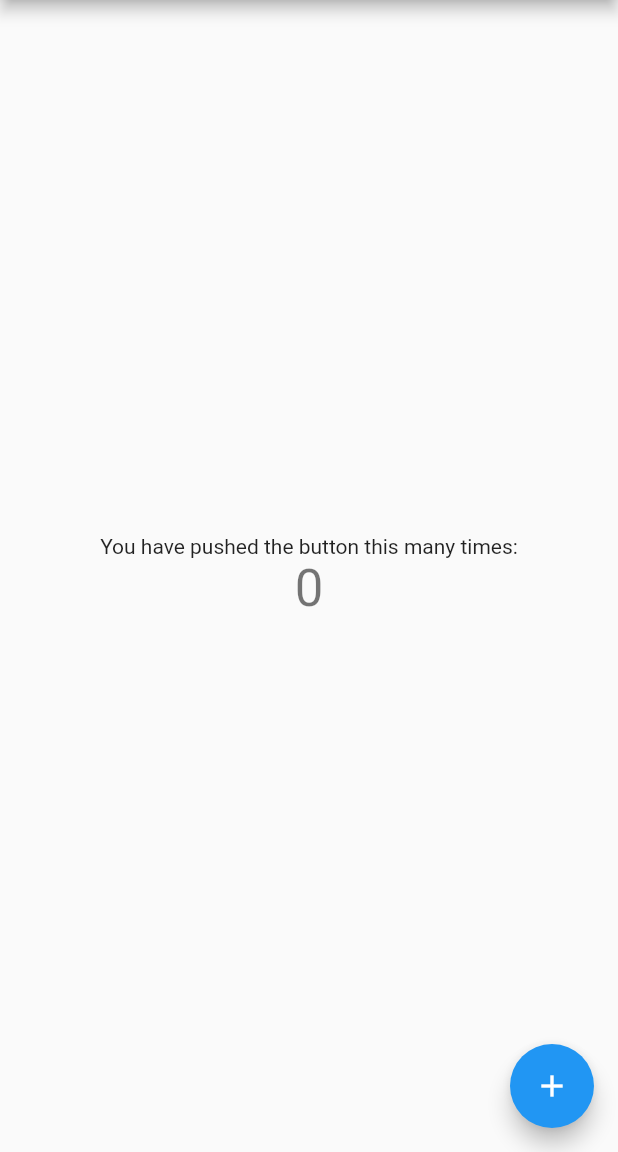
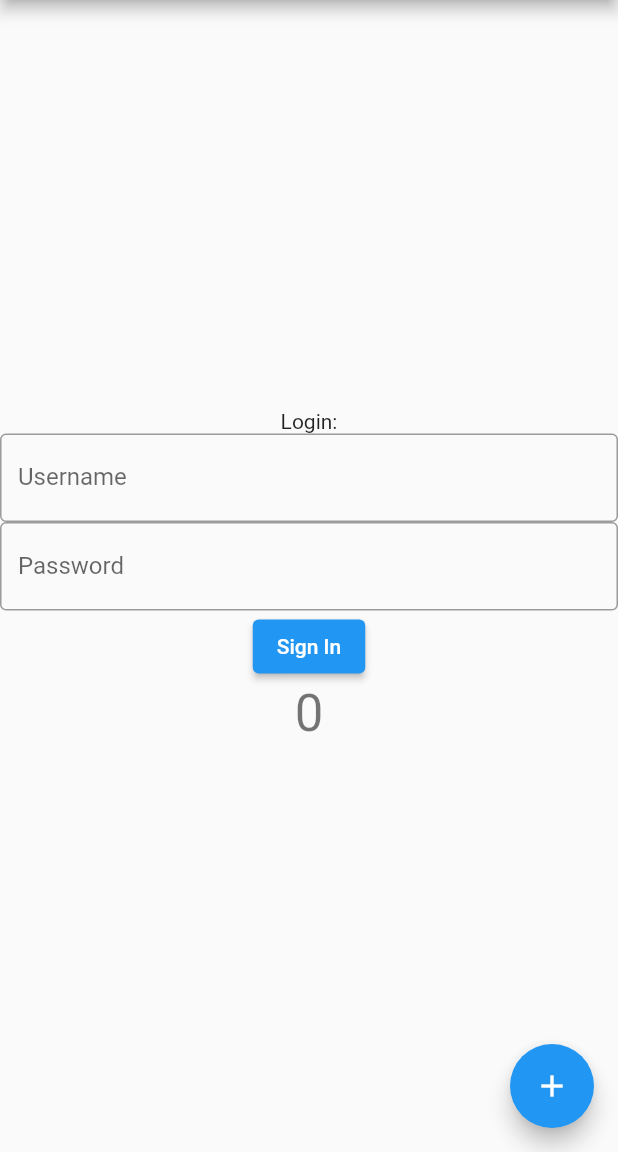
Before and after one commit to SiGMobileUIUC/car_pool_app, a Flutter app: the screen it shows after launch, on a phone screen of 412 x 824 dp, the part 84-1236 px from its top. Run offline on Flutter 3.47's test engine with Material 2 defaults, Android fonts, the phone set to English and light mode, and no system bars.

Commit message:
home page idea

```diff
--- a/car_pool_app/lib/main.dart
+++ b/car_pool_app/lib/main.dart
@@ -22,16 +22,6 @@ class MyApp extends StatelessWidget {
 
 class MyHomePage extends StatefulWidget {
   const MyHomePage({super.key, required this.title});
-
-  // This widget is the home page of your application. It is stateful, meaning
-  // that it has a State object (defined below) that contains fields that affect
-  // how it looks.
-
-  // This class is the configuration for the state. It holds the values (in this
-  // case the title) provided by the parent (in this case the App widget) and
-  // used by the build method of the State. Fields in a Widget subclass are
-  // always marked "final".
-
   final String title;
 
   @override
@@ -39,6 +29,26 @@ class MyHomePage extends StatefulWidget {
 }
 
 class _MyHomePageState extends State<MyHomePage> {
+  late TextEditingController _controller;
+  late TextEditingController _usernameController;
+  late TextEditingController _passwordController;
+
+  @override
+  void initState() {
+    super.initState();
+    _controller = TextEditingController();
+    _usernameController = TextEditingController();
+    _passwordController = TextEditingController();
+  }
+
+  @override
+  void dispose() {
+    _controller.dispose();
+    _usernameController.dispose();
+    _passwordController.dispose();
+    super.dispose();
+  }
+
   int _counter = 0;
 
   void _incrementCounter() {
@@ -54,41 +64,63 @@ class _MyHomePageState extends State<MyHomePage> {
 
   @override
   Widget build(BuildContext context) {
-    // This method is rerun every time setState is called, for instance as done
-    // by the _incrementCounter method above.
-    //
-    // The Flutter framework has been optimized to make rerunning build methods
-    // fast, so that you can just rebuild anything that needs updating rather
-    // than having to individually change instances of widgets.
     return Scaffold(
       appBar: AppBar(
-        // Here we take the value from the MyHomePage object that was created by
-        // the App.build method, and use it to set our appbar title.
         title: Text(widget.title),
       ),
       body: Center(
-        // Center is a layout widget. It takes a single child and positions it
-        // in the middle of the parent.
         child: Column(
-          // Column is also a layout widget. It takes a list of children and
-          // arranges them vertically. By default, it sizes itself to fit its
-          // children horizontally, and tries to be as tall as its parent.
-          //
-          // Invoke "debug painting" (press "p" in the console, choose the
-          // "Toggle Debug Paint" action from the Flutter Inspector in Android
-          // Studio, or the "Toggle Debug Paint" command in Visual Studio Code)
-          // to see the wireframe for each widget.
-          //
-          // Column has various properties to control how it sizes itself and
-          // how it positions its children. Here we use mainAxisAlignment to
-          // center the children vertically; the main axis here is the vertical
-          // axis because Columns are vertical (the cross axis would be
-          // horizontal).
           mainAxisAlignment: MainAxisAlignment.center,
           children: <Widget>[
             const Text(
-              'You have pushed the button this many times:',
+              'Login:',
             ),
+            // TextField(
+            //   controller: _controller,
+            //   onSubmitted: (String value) async {
+            //     await showDialog<void>(
+            //       context: context,
+            //       builder: (BuildContext context) {
+            //         return AlertDialog(
+            //           title: const Text('Thanks!'),
+            //           content: Text(
+            //               'You typed "$value", which has length ${value.characters.length}.'),
+            //           actions: <Widget>[
+            //             TextButton(
+            //               onPressed: () {
+            //                 Navigator.pop(context);
+            //               },
+            //               child: const Text('OK'),
+            //             ),
+            //           ],
+            //         );
+            //       },
+            //     );
+            //   },
+            // ),
+            TextFormField(
+              controller: _usernameController,
+              decoration: const InputDecoration(
+                  border: OutlineInputBorder(), labelText: 'Username'),
+            ),
+            TextFormField(
+              controller: _passwordController,
+              decoration: const InputDecoration(
+                  border: OutlineInputBorder(), labelText: 'Password'),
+              obscureText: true,
+            ),
+            ElevatedButton(
+              onPressed: () {
+                Navigator.push(
+                  context,
+                  MaterialPageRoute(builder: (context) => const SecondRoute()),
+                );
+              },
+              child: const Text(
+                'Sign In',
+              ),
+            ),
+
             Text(
               '$_counter',
               style: Theme.of(context).textTheme.headline4,
@@ -104,3 +136,25 @@ class _MyHomePageState extends State<MyHomePage> {
     );
   }
 }
+
+class SecondRoute extends StatelessWidget {
+  const SecondRoute({super.key});
+
+  @override
+  Widget build(BuildContext context) {
+    return Scaffold(
+      appBar: AppBar(
+        title: const Text('Second Route'),
+      ),
+      body: Center(
+        child: ElevatedButton(
+          onPressed: () {
+            // Navigate back to first route when tapped.
+            Navigator.pop(context);
+          },
+          child: const Text('Go back!'),
+        ),
+      ),
+    );
+  }
+}
```
